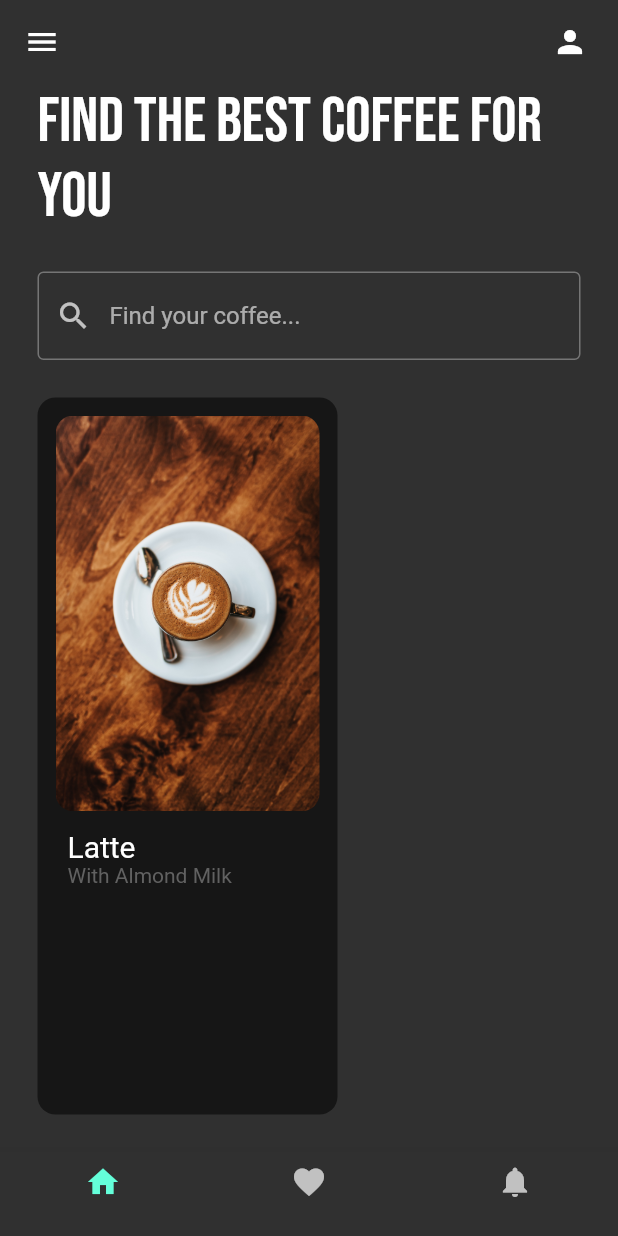
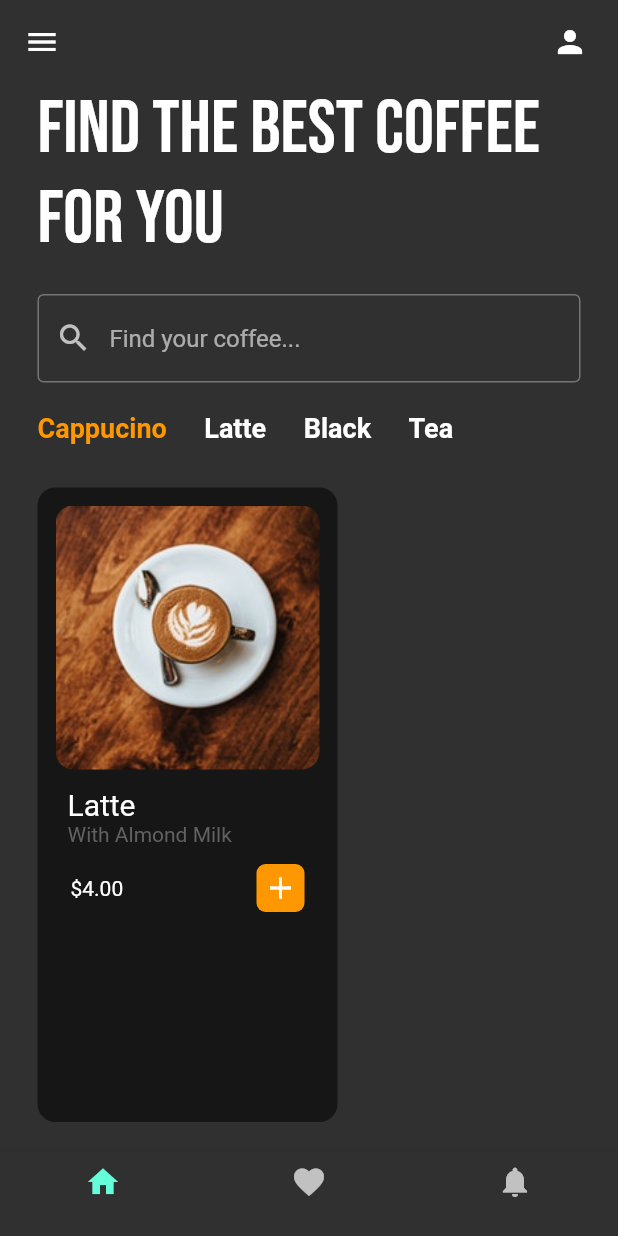
Before and after one commit to iamomoro/CoffeeUI, a Flutter app: the screen it shows after launch, on a phone screen of 412 x 824 dp. Run offline on Flutter 3.47's test engine with Material 2 defaults, Android fonts, the phone set to English and light mode, and no system bars; our stand-ins replace google_fonts.

Commit message:
coffee-type-bar&util

```diff
--- a/lib/pages/home_page.dart
+++ b/lib/pages/home_page.dart
@@ -1,3 +1,4 @@
+import 'package:coffeeui/util/coffee_type.dart';
 import 'package:google_fonts/google_fonts.dart';
 import 'package:coffeeui/util/coffee_tile.dart';
 import 'package:flutter/material.dart';
@@ -10,6 +11,38 @@ class HomePage extends StatefulWidget {
 }
 
 class _HomePageState extends State<HomePage> {
+  //list of coffee types
+  final List coffeeType=[
+  //[coffee type, isSelected]
+  [
+    'Cappucino',
+    true,
+  ],
+  [
+    'Latte',
+    false,
+  ],
+  [
+    'Black',
+     false,
+  ],
+  [
+    'Tea',
+    false,
+  ],
+  ];
+  //user tapped on coffee types
+  void coffeeTypeSelected(int index) {
+    setState(() {
+
+      //this loop makes every selection false
+      for( int i = 0; i < coffeeType.length; i++){
+        coffeeType[i][1] = false;
+      }
+      coffeeType[index][1] = true;
+    });
+  }
+
   @override
   Widget build(BuildContext context) {
     return Scaffold(
@@ -47,12 +80,12 @@ class _HomePageState extends State<HomePage> {
           child: Text(
             "Find the best coffee for you",
             style: GoogleFonts.bebasNeue(
-              fontSize: 42,
+              fontSize: 50,
             ),
           ),
         ),
 
-        SizedBox(height: 25),
+        SizedBox(height: 20),
 
         //Search Bar
         Padding(
@@ -71,7 +104,25 @@ class _HomePageState extends State<HomePage> {
           ),
         ),
 
-        SizedBox(height: 25),
+        SizedBox(height: 20),
+
+        //horizontal listview of coffee types
+        Container(
+          height: 50,
+          child: ListView.builder(
+            scrollDirection: Axis.horizontal,
+              itemCount: coffeeType.length,
+              itemBuilder: (context, index){
+            return CoffeeType(
+                coffeeType: coffeeType[index][0],
+                isSelected: coffeeType[index][1],
+                onTap: () {
+                  coffeeTypeSelected(index);
+                },
+            );
+          }
+          )
+        ),
         //horizon listview of coffee tiles
         Expanded(
           child: ListView(
--- a/lib/util/coffee_tile.dart
+++ b/lib/util/coffee_tile.dart
@@ -6,7 +6,7 @@ class CoffeeTile extends StatelessWidget {
   @override
   Widget build(BuildContext context) {
     return Padding(
-      padding: const EdgeInsets.only(left: 25.0, bottom: 25),
+      padding: const EdgeInsets.only(left: 25.0, bottom: 20),
       child: Container(
           padding: EdgeInsets.all(12),
           width: 200,
@@ -20,7 +20,7 @@ class CoffeeTile extends StatelessWidget {
               //coffee image
               ClipRRect(
                 borderRadius: BorderRadius.circular(12),
-                child: Image.asset('lib/images/latte.jpg'),
+                child: Image.asset('lib/images/latte.jpg') ,
               ),
 
               //coffee name
@@ -41,6 +41,26 @@ class CoffeeTile extends StatelessWidget {
                   ],
                 ),
               ),
+
+              //price
+              Padding(
+                padding: const EdgeInsets.symmetric(horizontal: 10.0),
+                child: Row(
+                  mainAxisAlignment: MainAxisAlignment.spaceBetween,
+                  children: [
+                    Text('\$4.00'),
+                    Container(
+                      padding: EdgeInsets.all(4),
+                     decoration: BoxDecoration(
+                       color: Colors.orange,
+                       borderRadius: BorderRadius.circular(6),
+                     ),
+                     child: Icon(Icons.add),
+                    )
+
+                  ]
+                ),
+              )
             ],
           )),
     );
--- /dev/null
+++ b/lib/util/coffee_type.dart
@@ -0,0 +1,32 @@
+import 'package:flutter/material.dart';
+
+class CoffeeType extends StatelessWidget {
+  final String coffeeType;
+  final bool isSelected;
+  final VoidCallback onTap;
+
+  CoffeeType({
+    required this. coffeeType,
+    required this. isSelected,
+    required this. onTap,
+  });
+
+
+  @override
+  Widget build(BuildContext context) {
+    return    GestureDetector(
+      onTap: onTap,
+      child: Padding(
+        padding: const EdgeInsets.only(left: 25.0),
+        child: Text(
+         coffeeType,
+         style: TextStyle(
+           fontSize: 18,
+           fontWeight: FontWeight.bold,
+           color: isSelected ? Colors.orange: Colors.white,
+         ),
+        ),
+      ),
+    );
+  }
+}
```
Also changed, not shown: lib/images/cappuccino.jpg, lib/images/latte.jpg, lib/images/milk.jpg.
